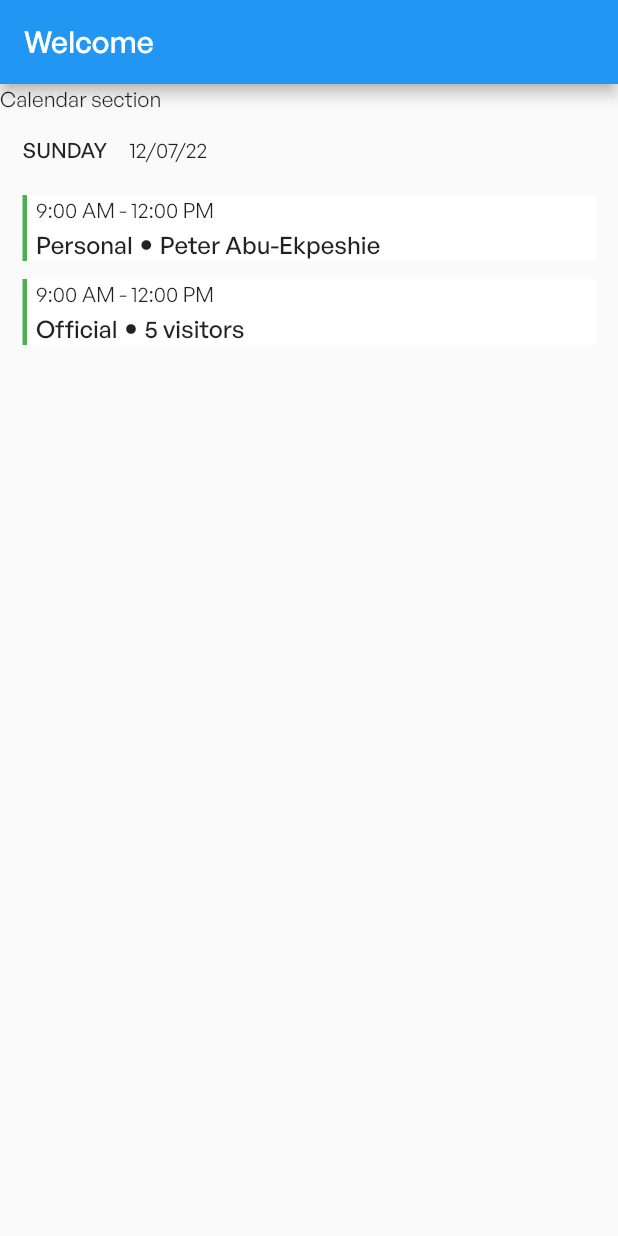
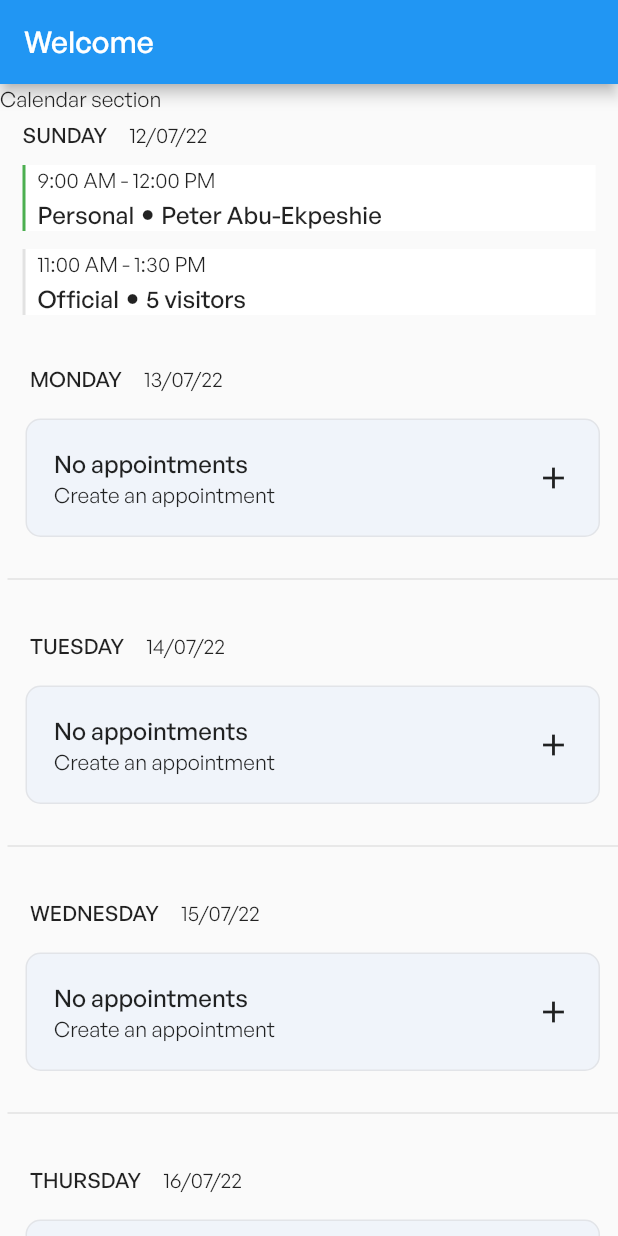
Before and after one commit to omobowale/vms, a Flutter app: the screen it shows after launch, on a phone screen of 412 x 824 dp. Run offline on Flutter 3.47's test engine with Material 2 defaults, Android fonts, the phone set to English and light mode, and no system bars.

Commit message:
Completed the no appointment widget

```diff
--- a/vms/lib/custom_widgets/appointment_day_date.dart
+++ b/vms/lib/custom_widgets/appointment_day_date.dart
@@ -12,7 +12,7 @@ class AppointmentDayDate extends StatelessWidget {
     return Container(
       child: Row(children: [
         Container(
-          margin: EdgeInsets.all(15),
+          margin: EdgeInsets.symmetric(horizontal: 15, vertical: 5),
           child: Text(
             this.dayName.toUpperCase(),
             style: TextStyle(
--- a/vms/lib/custom_widgets/appointment_list_item.dart
+++ b/vms/lib/custom_widgets/appointment_list_item.dart
@@ -4,12 +4,14 @@ class AppointmentListItem extends StatefulWidget {
   final String dateTime;
   final String appointmentType;
   final String visitorName;
+  final bool isGroupVisit;
 
   const AppointmentListItem({
     Key? key,
     required this.dateTime,
     required this.appointmentType,
     required this.visitorName,
+    required this.isGroupVisit,
   }) : super(key: key);
 
   @override
@@ -22,7 +24,12 @@ class _AppointmentListItemState extends State<AppointmentListItem> {
     return Container(
       decoration: BoxDecoration(
         border: Border(
-          left: BorderSide(width: 3.0, color: Colors.green),
+          left: BorderSide(
+            width: 2,
+            color: widget.isGroupVisit
+                ? Colors.grey.withOpacity(0.3)
+                : Colors.green,
+          ),
         ),
         color: Colors.white,
       ),
@@ -31,13 +38,13 @@ class _AppointmentListItemState extends State<AppointmentListItem> {
         crossAxisAlignment: CrossAxisAlignment.start,
         children: [
           Container(
-            margin: EdgeInsets.only(bottom: 3, left: 6),
+            margin: EdgeInsets.only(bottom: 3, left: 8),
             child: Text(widget.dateTime),
           ),
           Row(
             children: [
               Container(
-                margin: EdgeInsets.only(left: 6),
+                margin: EdgeInsets.only(left: 8),
                 child: Text(
                   widget.appointmentType,
                   style: TextStyle(
--- /dev/null
+++ b/vms/lib/custom_widgets/no_appointment.dart
@@ -0,0 +1,64 @@
+import 'package:flutter/cupertino.dart';
+import 'package:flutter/material.dart';
+import 'package:flutter/src/foundation/key.dart';
+import 'package:flutter/src/widgets/framework.dart';
+import 'package:vms/custom_widgets/appointment_day_date.dart';
+
+class NoAppointment extends StatelessWidget {
+  final String date;
+  final String dayName;
+
+  const NoAppointment({Key? key, required this.date, required this.dayName})
+      : super(key: key);
+
+  @override
+  Widget build(BuildContext context) {
+    return Container(
+      margin: EdgeInsets.only(left: 5, top: 22),
+      child: Column(
+        children: [
+          AppointmentDayDate(
+            date: date,
+            dayName: dayName,
+          ),
+          Container(
+            margin: EdgeInsets.only(left: 12, right: 12, bottom: 20, top: 12),
+            padding: EdgeInsets.all(18),
+            decoration: BoxDecoration(
+              color: Color(0xffF0F4FA),
+              borderRadius: BorderRadius.circular(10),
+              border: Border.all(
+                color: Color(0xffE2E4E8),
+                width: 1,
+              ),
+            ),
+            child: Row(
+              mainAxisAlignment: MainAxisAlignment.spaceBetween,
+              children: [
+                Column(
+                  crossAxisAlignment: CrossAxisAlignment.start,
+                  children: [
+                    Text(
+                      "No appointments",
+                      style: TextStyle(
+                        fontWeight: FontWeight.w500,
+                        fontSize: 16,
+                      ),
+                    ),
+                    Text("Create an appointment"),
+                  ],
+                ),
+                Container(
+                  child: Icon(Icons.add),
+                )
+              ],
+            ),
+          ),
+          Divider(
+            thickness: 0.8,
+          ),
+        ],
+      ),
+    );
+  }
+}
--- a/vms/lib/partials/view/appointment_list.dart
+++ b/vms/lib/partials/view/appointment_list.dart
@@ -19,13 +19,17 @@ class _AppointmentListState extends State<AppointmentList> {
           dayName: "Sunday",
         ),
         AppointmentListItem(
-            dateTime: "9:00 AM - 12:00 PM",
-            appointmentType: "Personal",
-            visitorName: "Peter Abu-Ekpeshie"),
+          dateTime: "9:00 AM - 12:00 PM",
+          appointmentType: "Personal",
+          visitorName: "Peter Abu-Ekpeshie",
+          isGroupVisit: false,
+        ),
         AppointmentListItem(
-            dateTime: "9:00 AM - 12:00 PM",
-            appointmentType: "Official",
-            visitorName: "5 visitors"),
+          dateTime: "11:00 AM - 1:30 PM",
+          appointmentType: "Official",
+          visitorName: "5 visitors",
+          isGroupVisit: true,
+        ),
       ]),
     );
   }
--- a/vms/lib/view.dart
+++ b/vms/lib/view.dart
@@ -1,5 +1,6 @@
 import 'package:flutter/material.dart';
 import 'package:vms/custom_widgets/calendar_strip.dart';
+import 'package:vms/custom_widgets/no_appointment.dart';
 import 'package:vms/partials/view/appointment_list.dart';
 
 class View extends StatefulWidget {
@@ -12,12 +13,28 @@ class View extends StatefulWidget {
 class _ViewState extends State<View> {
   @override
   Widget build(BuildContext context) {
-    return Container(
+    return SingleChildScrollView(
       child: Column(
         crossAxisAlignment: CrossAxisAlignment.start,
         children: [
           CalendarStrip(),
           AppointmentList(),
+          NoAppointment(
+            date: "13/07/22",
+            dayName: "Monday",
+          ),
+          NoAppointment(
+            date: "14/07/22",
+            dayName: "Tuesday",
+          ),
+          NoAppointment(
+            date: "15/07/22",
+            dayName: "Wednesday",
+          ),
+          NoAppointment(
+            date: "16/07/22",
+            dayName: "Thursday",
+          ),
         ],
       ),
     );
```
